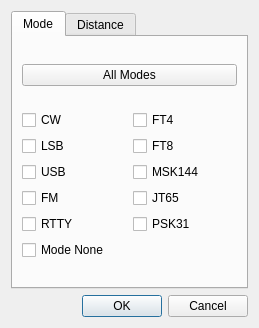
Rsclub22/Minos2-Mirror, file mqt/MqtLogger/bandmapclientfilterdialog.ui: the form before one commit.
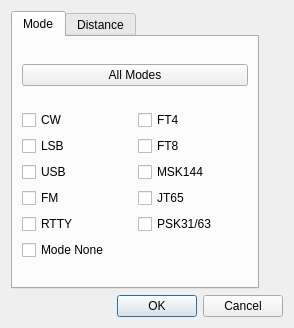
The form after the commit. The open tabs and pages were chosen to show the change.

What changed in the file:
```diff
--- a/mqt/MqtLogger/bandmapclientfilterdialog.ui
+++ b/mqt/MqtLogger/bandmapclientfilterdialog.ui
@@ -6,7 +6,7 @@
    <rect>
     <x>0</x>
     <y>0</y>
-    <width>244</width>
+    <width>294</width>
     <height>328</height>
    </rect>
   </property>
@@ -106,7 +106,7 @@
          <item row="5" column="1">
           <widget class="QCheckBox" name="psk31ModeChkBox">
            <property name="text">
-            <string>PSK31</string>
+            <string>PSK31/63</string>
            </property>
           </widget>
          </item>
```
Left out of the diff: 2 changed lines with no effect on the pictures.
